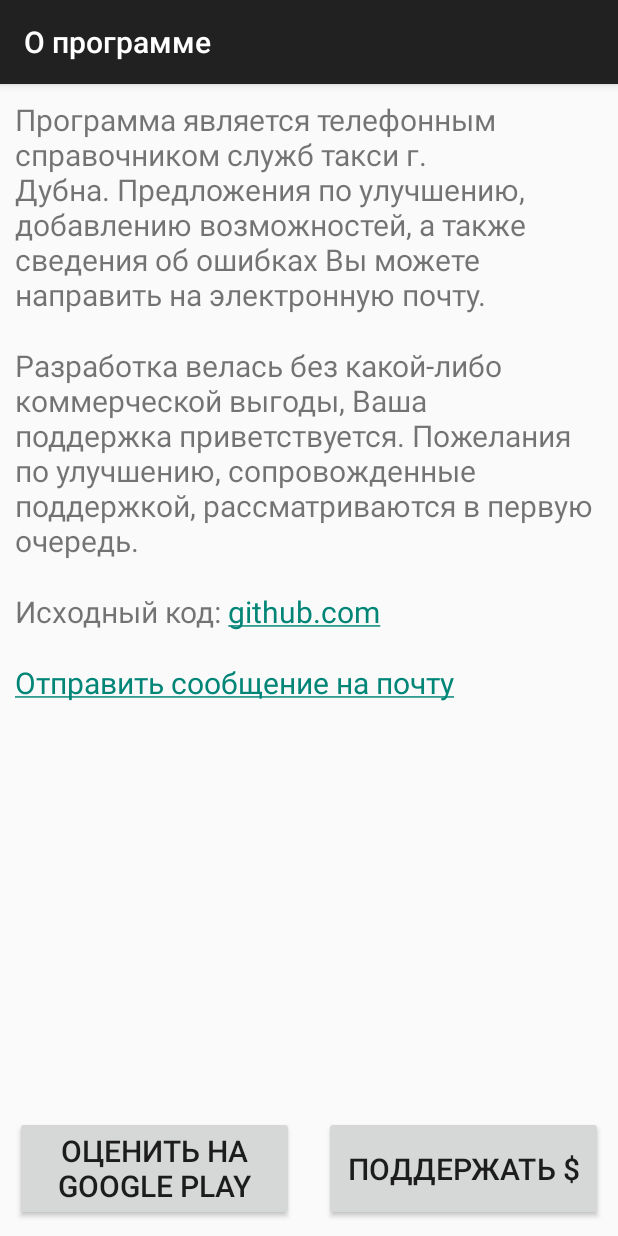
After one commit to dmide/DubnaTaxi, an Android app: the InfoActivity screen opened directly, with no data from a screen before it, on a phone screen of 412 x 824 dp. The commit adds this screen. Run offline under Robolectric (Android 15) with nearby library versions, the phone set to English and light mode, and no system bars.

Commit message:
"about" section added; refactoring

```diff
--- a/dubnataxi/build.gradle
+++ b/dubnataxi/build.gradle
@@ -3,9 +3,9 @@ apply plugin: 'android'
 dependencies {
     compile 'com.android.support:appcompat-v7:19.0.+'
     compile 'com.android.support:support-v4:19.0.1'
-    compile files('libs/quick-json-1.0.2.3.jar')
     compile 'com.github.chrisbanes.actionbarpulltorefresh:extra-abc:+'
     compile 'com.nhaarman.listviewanimations:library:2.5.2'
+    compile files('libs/quick-json-1.0.2.3.jar')
 }
 
 android {
--- /dev/null
+++ b/dubnataxi/src/main/java/ru/dmide/dubnataxi/BaseActivity.java
@@ -0,0 +1,18 @@
+package ru.dmide.dubnataxi;
+
+import android.app.Activity;
+import android.support.v7.app.ActionBarActivity;
+import android.view.View;
+
+/**
+ * Created by dmide on 09/03/14.
+ */
+public abstract class BaseActivity extends ActionBarActivity {
+    public <T extends View> T viewById(int id){
+        return (T) findViewById(id);
+    }
+
+    public static <T extends View> T viewById(View parent, int id) {
+        return (T) parent.findViewById(id);
+    }
+}
--- /dev/null
+++ b/dubnataxi/src/main/java/ru/dmide/dubnataxi/InfoActivity.java
@@ -0,0 +1,37 @@
+package ru.dmide.dubnataxi;
+
+import android.content.Intent;
+import android.net.Uri;
+import android.os.Bundle;
+import android.text.Html;
+import android.text.method.LinkMovementMethod;
+import android.view.View;
+import android.widget.Button;
+import android.widget.TextView;
+
+public class InfoActivity extends BaseActivity {
+
+    @Override
+    protected void onCreate(Bundle savedInstanceState) {
+        super.onCreate(savedInstanceState);
+        setContentView(R.layout.activity_info);
+        TextView mailTo = viewById(R.id.mail_to);
+        mailTo.setText(Html.fromHtml("<a href=\"mailto:revdmide@gmail.com\">" + getString(R.string.mail_to) + "</a>"));
+        mailTo.setMovementMethod(LinkMovementMethod.getInstance());
+
+        TextView sources = viewById(R.id.sources);
+        sources.setText(Html.fromHtml(getString(R.string.sources) + " <a href=\"https://github.com/dmide/DubnaTaxi\">github.com</a>"));
+        sources.setMovementMethod(LinkMovementMethod.getInstance());
+
+        Button play_btn = viewById(R.id.rate_btn);
+        play_btn.setOnClickListener(new View.OnClickListener() {
+            @Override
+            public void onClick(View v) {
+                Uri uri = Uri.parse(getString(R.string.google_play_link));
+                Intent intent = new Intent(Intent.ACTION_VIEW, uri);
+                startActivity(intent);
+            }
+        });
+    }
+
+}
--- a/dubnataxi/src/main/java/ru/dmide/dubnataxi/ServicesAdapter.java
+++ b/dubnataxi/src/main/java/ru/dmide/dubnataxi/ServicesAdapter.java
@@ -8,6 +8,8 @@ import android.widget.TextView;
 import com.haarman.listviewanimations.ArrayAdapter;
 
 import java.util.ArrayList;
+
+import static ru.dmide.dubnataxi.BaseActivity.viewById;
 
 public class ServicesAdapter extends ArrayAdapter {
 
@@ -32,7 +34,7 @@ public class ServicesAdapter extends ArrayAdapter {
         if (convertView == null) {
             convertView = inflater.inflate(R.layout.group_view, null);
         }
-        TextView textView = (TextView) convertView.findViewById(R.id.text);
+        TextView textView = viewById(convertView, R.id.text);
         textView.setText(services.get(position));
         textView.setHeight(listItemHeight);
         return convertView;
--- a/dubnataxi/src/main/res/menu/main.xml
+++ b/dubnataxi/src/main/res/menu/main.xml
@@ -1,5 +1,11 @@
 <menu xmlns:android="http://schemas.android.com/apk/res/android"
       xmlns:app="http://schemas.android.com/apk/res-auto">
+
+    <item android:id="@+id/info"
+        android:title="@string/title_activity_info"
+        android:orderInCategory="100"
+        app:showAsAction="never"
+        />
 
     <item android:id="@+id/action_settings"
           android:title="@string/action_settings"
--- a/dubnataxi/src/main/res/values/dimens.xml
+++ b/dubnataxi/src/main/res/values/dimens.xml
@@ -7,7 +7,12 @@
     <dimen name="list_parent_left_padding">20dp</dimen>
     <dimen name="drawable_padding">10dp</dimen>
     <dimen name="called_drawable_paddingtop">20dp</dimen>
+    <dimen name="info_text_padding">10dp</dimen>
+    <dimen name="info_btn_margin">10dp</dimen>
+    <dimen name="info_btn_padding">5dp</dimen>
     <dimen name="phone_number_margin_left">5dp</dimen>
+    <dimen name="info_btn_width">200dp</dimen>
+    <dimen name="info_btn_height">70dp</dimen>
 
     <dimen name="list_text_size">20sp</dimen>
 
--- a/dubnataxi/src/main/res/values/strings.xml
+++ b/dubnataxi/src/main/res/values/strings.xml
@@ -2,8 +2,19 @@
 <resources>
 
     <string name="app_name">DubnaTaxi</string>
-    <string name="action_settings">Settings</string>
+    <string name="action_settings">Настройки</string>
     <string name="problem">Не удается получить данные, проблемы с соединением. Попробуйте повторить действие.</string>
     <string name="cancel">Отмена</string>
+    <string name="title_activity_info">О программе</string>
+    <string name="info1">Программа является телефонным справочником служб такси г. Дубна.
+        Предложения по улучшению, добавлению возможностей, а также сведения об ошибках Вы можете направить на электронную почту.</string>
+    <string name="info2">Разработка велась без какой-либо коммерческой выгоды, Ваша поддержка приветствуется.
+        Пожелания по улучшению, сопровожденные поддержкой, рассматриваются в первую очередь.</string>
+    <string name="sources">Исходный код:</string>
+    <string name="mail_to">Отправить сообщение на почту</string>
+    <string name="rate_app">Оценить на\nGoogle Play</string>
+    <string name="donate">Поддержать $</string>
+    <string name="google_play_link">https://play.google.com/store/apps/details?id=ru.dmide.dubnataxi</string>
+
 
 </resources>
--- a/dubnataxi/src/main/res/values/styles.xml
+++ b/dubnataxi/src/main/res/values/styles.xml
@@ -1,4 +1,19 @@
 <!-- Base application theme. -->
 <resources>
     <style name="Theme.MyTheme" parent="@style/Theme.Base.AppCompat.Light.DarkActionBar"/>
+
+    <style name="info_text">
+        <item name="android:padding">@dimen/info_text_padding</item>
+        <item name="android:layout_width">match_parent</item>
+        <item name="android:layout_height">wrap_content</item>
+        <item name="android:textSize">@dimen/list_text_size</item>
+    </style>
+
+    <style name="info_btn">
+        <item name="android:layout_margin">@dimen/info_btn_margin</item>
+        <item name="android:padding">@dimen/info_btn_padding</item>
+        <item name="android:layout_width">@dimen/info_btn_width</item>
+        <item name="android:layout_height">@dimen/info_btn_height</item>
+        <item name="android:textSize">@dimen/list_text_size</item>
+    </style>
 </resources>
```
Also changed, not shown: dubnataxi/src/main/AndroidManifest.xml (+12 -7 lines), dubnataxi/src/main/java/ru/dmide/dubnataxi/Controller.java (+13 -6 lines), dubnataxi/src/main/java/ru/dmide/dubnataxi/MainActivity.java (+9 -12 lines), dubnataxi/src/main/java/ru/dmide/dubnataxi/PhonesAdapter.java (+6 -4 lines), dubnataxi/src/main/res/drawable-xhdpi/ic_called.png (added).
